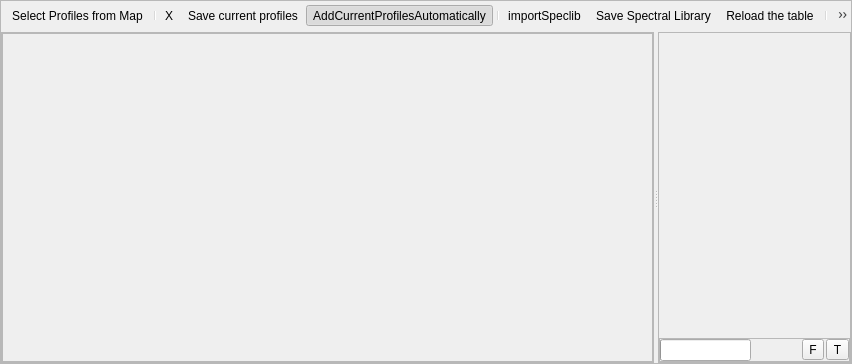
The window that qps/speclib/spectrallibrarywidget.ui (EnMAP-Box/qgispluginsupport) describes before a commit, drawn with Qt 5.
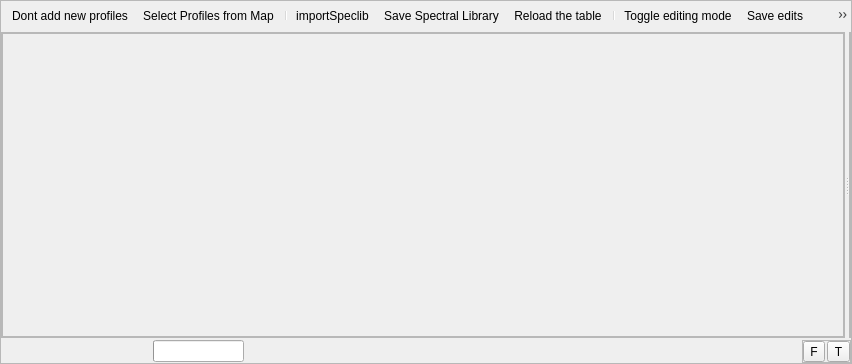
The same window after the commit. Icons and pictures are not drawn. Custom widgets are drawn as their Qt base class.

Commit message: speclib: AddProfiles modes: normal (click to save), auto (save automatically), block (do not add received profiles) changed speclib icons

```diff
--- a/qps/speclib/spectrallibrarywidget.ui
+++ b/qps/speclib/spectrallibrarywidget.ui
@@ -23,7 +23,7 @@
   <property name="frameShadow">
    <enum>QFrame::Raised</enum>
   </property>
-  <layout class="QVBoxLayout" name="verticalLayout" stretch="0,0">
+  <layout class="QVBoxLayout" name="verticalLayout" stretch="0,0,0">
    <property name="spacing">
     <number>2</number>
    </property>
@@ -53,12 +53,9 @@
      <property name="floatable">
       <bool>false</bool>
      </property>
+     <addaction name="actionBlockProfiles"/>
      <addaction name="actionSelectProfilesFromMap"/>
      <addaction name="separator"/>
-     <addaction name="actionX"/>
-     <addaction name="actionSaveCurrentProfiles"/>
-     <addaction name="actionAddCurrentProfilesAutomatically"/>
-     <addaction name="separator"/>
      <addaction name="actionImportSpeclib"/>
      <addaction name="actionSaveSpeclib"/>
      <addaction name="actionReload"/>
@@ -67,9 +64,9 @@
      <addaction name="actionSaveEdits"/>
      <addaction name="actionDeleteSelected"/>
      <addaction name="actionCutSelectedRows"/>
-     <addaction name="actionCopySelectedRows"/>
      <addaction name="actionPasteFeatures"/>
      <addaction name="separator"/>
+     <addaction name="actionCopySelectedRows"/>
      <addaction name="actionSelectAll"/>
      <addaction name="actionInvertSelection"/>
      <addaction name="actionRemoveSelection"/>
@@ -82,6 +79,12 @@
    </item>
    <item>
     <widget class="QSplitter" name="splitter">
+     <property name="sizePolicy">
+      <sizepolicy hsizetype="Expanding" vsizetype="Preferred">
+       <horstretch>0</horstretch>
+       <verstretch>2</verstretch>
+      </sizepolicy>
+     </property>
      <property name="orientation">
       <enum>Qt::Horizontal</enum>
      </property>
@@ -182,30 +185,25 @@
          </property>
         </widget>
        </item>
+      </layout>
+     </widget>
+    </widget>
+   </item>
        <item>
-        <widget class="QFrame" name="btnBarDualViewOptions">
-         <property name="frameShape">
-          <enum>QFrame::StyledPanel</enum>
-         </property>
-         <property name="frameShadow">
-          <enum>QFrame::Raised</enum>
-         </property>
-         <layout class="QHBoxLayout" name="horizontalLayout_3">
-          <property name="spacing">
-           <number>2</number>
-          </property>
-          <property name="leftMargin">
-           <number>0</number>
-          </property>
-          <property name="topMargin">
-           <number>0</number>
-          </property>
-          <property name="rightMargin">
-           <number>0</number>
-          </property>
-          <property name="bottomMargin">
-           <number>0</number>
-          </property>
+    <layout class="QHBoxLayout" name="horizontalLayout">
+     <item>
+      <widget class="QLabel" name="mInfoLabel">
+       <property name="minimumSize">
+        <size>
+         <width>150</width>
+         <height>0</height>
+        </size>
+       </property>
+       <property name="text">
+        <string/>
+       </property>
+      </widget>
+     </item>
           <item>
            <widget class="QProgressBar" name="mProgressBar">
             <property name="sizePolicy">
@@ -225,13 +223,6 @@
             </property>
            </widget>
           </item>
-          <item>
-           <widget class="QLabel" name="mInfoLabel">
-            <property name="text">
-             <string/>
-            </property>
-           </widget>
-          </item>
           <item>
            <spacer name="horizontalSpacer_4">
             <property name="orientation">
@@ -246,6 +237,30 @@
            </spacer>
           </item>
           <item>
+      <widget class="QFrame" name="btnBarDualViewOptions">
+       <property name="frameShape">
+        <enum>QFrame::StyledPanel</enum>
+       </property>
+       <property name="frameShadow">
+        <enum>QFrame::Raised</enum>
+       </property>
+       <layout class="QHBoxLayout" name="horizontalLayout_3">
+        <property name="spacing">
+         <number>2</number>
+        </property>
+        <property name="leftMargin">
+         <number>0</number>
+        </property>
+        <property name="topMargin">
+         <number>0</number>
+        </property>
+        <property name="rightMargin">
+         <number>0</number>
+        </property>
+        <property name="bottomMargin">
+         <number>0</number>
+        </property>
+        <item>
            <widget class="QToolButton" name="btnFormView">
             <property name="text">
              <string>F</string>
@@ -263,14 +278,12 @@
         </widget>
        </item>
       </layout>
-     </widget>
-    </widget>
    </item>
   </layout>
   <action name="actionImportSpeclib">
    <property name="icon">
-    <iconset resource="speclibresources.qrc">
-     <normaloff>:/speclibimages/icons/speclib_add.svg</normaloff>:/speclibimages/icons/speclib_add.svg</iconset>
+    <iconset resource="../qpsresources.qrc">
+     <normaloff>:/qps/ui/icons/speclib_add.svg</normaloff>:/qps/ui/icons/speclib_add.svg</iconset>
    </property>
    <property name="text">
     <string>importSpeclib</string>
@@ -281,8 +294,8 @@
   </action>
   <action name="actionSaveSpeclib">
    <property name="icon">
-    <iconset resource="speclibresources.qrc">
-     <normaloff>:/speclibimages/icons/speclib_save.svg</normaloff>:/speclibimages/icons/speclib_save.svg</iconset>
+    <iconset resource="../qpsresources.qrc">
+     <normaloff>:/qps/ui/icons/speclib_save.svg</normaloff>:/qps/ui/icons/speclib_save.svg</iconset>
    </property>
    <property name="text">
     <string>Save Spectral Library</string>
@@ -386,8 +399,8 @@
   </action>
   <action name="actionSelectProfilesFromMap">
    <property name="icon">
-    <iconset resource="speclibresources.qrc">
-     <normaloff>:/speclibimages/icons/pickrasterspectrum.svg</normaloff>:/speclibimages/icons/pickrasterspectrum.svg</iconset>
+    <iconset resource="../qpsresources.qrc">
+     <normaloff>:/qps/ui/icons/pickrasterspectrum.svg</normaloff>:/qps/ui/icons/pickrasterspectrum.svg</iconset>
    </property>
    <property name="text">
     <string>Select Profiles from Map</string>
@@ -396,24 +409,6 @@
     <string>Select new profile from map</string>
    </property>
   </action>
-  <action name="actionSaveCurrentProfiles">
-   <property name="checked">
-    <bool>false</bool>
-   </property>
-   <property name="icon">
-    <iconset resource="speclibresources.qrc">
-     <normaloff>:/speclibimages/icons/profile2speclib.svg</normaloff>:/speclibimages/icons/profile2speclib.svg</iconset>
-   </property>
-   <property name="text">
-    <string>Save current profiles</string>
-   </property>
-   <property name="toolTip">
-    <string>Add current profile(s) to spectral library</string>
-   </property>
-   <property name="iconVisibleInMenu">
-    <bool>false</bool>
-   </property>
-  </action>
   <action name="actionReload">
    <property name="icon">
     <iconset>
@@ -546,19 +541,16 @@
     <string>Ctrl+C</string>
    </property>
   </action>
-  <action name="actionAddCurrentProfilesAutomatically">
-   <property name="checkable">
-    <bool>true</bool>
-   </property>
+  <action name="actionSaveProfilesAutomatically">
    <property name="checked">
-    <bool>true</bool>
+    <bool>false</bool>
    </property>
    <property name="icon">
-    <iconset resource="speclibresources.qrc">
-     <normaloff>:/speclibimages/icons/profile2speclib_auto.svg</normaloff>:/speclibimages/icons/profile2speclib_auto.svg</iconset>
+    <iconset resource="../qpsresources.qrc">
+     <normaloff>:/qps/ui/icons/profile_save_auto.svg</normaloff>:/qps/ui/icons/profile_save_auto.svg</iconset>
    </property>
    <property name="text">
-    <string>AddCurrentProfilesAutomatically</string>
+    <string>Save Automatically</string>
    </property>
    <property name="toolTip">
     <string>Add new profiles automatically to opened Spectral Library</string>
@@ -588,12 +580,28 @@
     <string>Switch to table view</string>
    </property>
   </action>
-  <action name="actionX">
-   <property name="checkable">
-    <bool>true</bool>
+  <action name="actionBlockProfiles">
+   <property name="icon">
+    <iconset resource="../qpsresources.qrc">
+     <normaloff>:/qps/ui/icons/profile_dontreceive.svg</normaloff>:/qps/ui/icons/profile_dontreceive.svg</iconset>
    </property>
    <property name="text">
-    <string>X</string>
+    <string>Dont add new profiles</string>
+   </property>
+   <property name="toolTip">
+    <string>Block new profiles from being shown and added in this spectral library</string>
+   </property>
+  </action>
+  <action name="actionSaveProfiles">
+   <property name="icon">
+    <iconset resource="../qpsresources.qrc">
+     <normaloff>:/qps/ui/icons/profile_save.svg</normaloff>:/qps/ui/icons/profile_save.svg</iconset>
+   </property>
+   <property name="text">
+    <string>Save Profile(s)</string>
+   </property>
+   <property name="toolTip">
+    <string>Saves curently overlaid profiles to the spectral library</string>
    </property>
   </action>
  </widget>
```
Left out of the diff: 3 changed lines with no effect on the pictures. Lines whose indentation alone changed are shown as unchanged. The commit also changes 13 other files.
